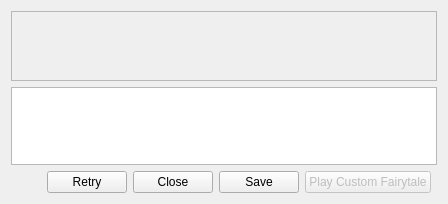
Qt form ui/customfairytale.ui (tdauth/gustavsfairyland) before a commit.
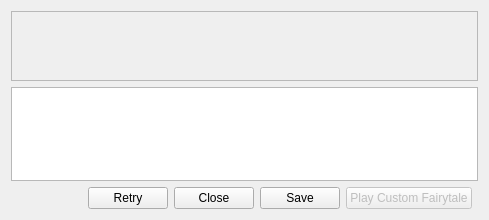
The same form after that commit. Icons and pictures are not drawn.

Commit message: Improved user interface

```diff
--- a/ui/customfairytale.ui
+++ b/ui/customfairytale.ui
@@ -6,8 +6,8 @@
    <rect>
     <x>0</x>
     <y>0</y>
-    <width>448</width>
-    <height>204</height>
+    <width>489</width>
+    <height>220</height>
    </rect>
   </property>
   <property name="sizePolicy">
@@ -25,6 +25,16 @@
      <property name="text">
       <string>Retry</string>
      </property>
+     <property name="icon">
+      <iconset resource="../oxygen-icons-png-master/oxygen.qrc">
+       <normaloff>:/themes/oxygen/48x48/actions/edit-redo.png</normaloff>:/themes/oxygen/48x48/actions/edit-redo.png</iconset>
+     </property>
+     <property name="iconSize">
+      <size>
+       <width>32</width>
+       <height>32</height>
+      </size>
+     </property>
     </widget>
    </item>
    <item row="2" column="0">
@@ -48,6 +58,16 @@
      <property name="text">
       <string>Play Custom Fairytale</string>
      </property>
+     <property name="icon">
+      <iconset resource="../oxygen-icons-png-master/oxygen.qrc">
+       <normaloff>:/themes/oxygen/48x48/actions/media-playback-start.png</normaloff>:/themes/oxygen/48x48/actions/media-playback-start.png</iconset>
+     </property>
+     <property name="iconSize">
+      <size>
+       <width>32</width>
+       <height>32</height>
+      </size>
+     </property>
     </widget>
    </item>
    <item row="1" column="0" colspan="6">
@@ -75,14 +95,40 @@
        <rect>
         <x>0</x>
         <y>0</y>
-        <width>432</width>
+        <width>473</width>
         <height>70</height>
        </rect>
       </property>
       <layout class="QHBoxLayout" name="horizontalLayout_2">
+       <item>
+        <spacer name="horizontalSpacer_2">
+         <property name="orientation">
+          <enum>Qt::Horizontal</enum>
+         </property>
+         <property name="sizeHint" stdset="0">
+          <size>
+           <width>40</width>
+           <height>20</height>
+          </size>
+         </property>
+        </spacer>
+       </item>
        <item>
         <layout class="QHBoxLayout" name="horizontalLayout"/>
        </item>
+       <item>
+        <spacer name="horizontalSpacer_3">
+         <property name="orientation">
+          <enum>Qt::Horizontal</enum>
+         </property>
+         <property name="sizeHint" stdset="0">
+          <size>
+           <width>40</width>
+           <height>20</height>
+          </size>
+         </property>
+        </spacer>
+       </item>
       </layout>
      </widget>
     </widget>
@@ -92,6 +138,16 @@
      <property name="text">
       <string>Close</string>
      </property>
+     <property name="icon">
+      <iconset resource="../oxygen-icons-png-master/oxygen.qrc">
+       <normaloff>:/themes/oxygen/48x48/actions/dialog-close.png</normaloff>:/themes/oxygen/48x48/actions/dialog-close.png</iconset>
+     </property>
+     <property name="iconSize">
+      <size>
+       <width>32</width>
+       <height>32</height>
+      </size>
+     </property>
     </widget>
    </item>
    <item row="2" column="3">
@@ -99,6 +155,16 @@
      <property name="text">
       <string>Save</string>
      </property>
+     <property name="icon">
+      <iconset resource="../oxygen-icons-png-master/oxygen.qrc">
+       <normaloff>:/themes/oxygen/48x48/actions/document-save.png</normaloff>:/themes/oxygen/48x48/actions/document-save.png</iconset>
+     </property>
+     <property name="iconSize">
+      <size>
+       <width>32</width>
+       <height>32</height>
+      </size>
+     </property>
     </widget>
    </item>
   </layout>
```
Left out of the diff: 4 changed lines with no effect on the pictures. The commit also changes 2 other files.
